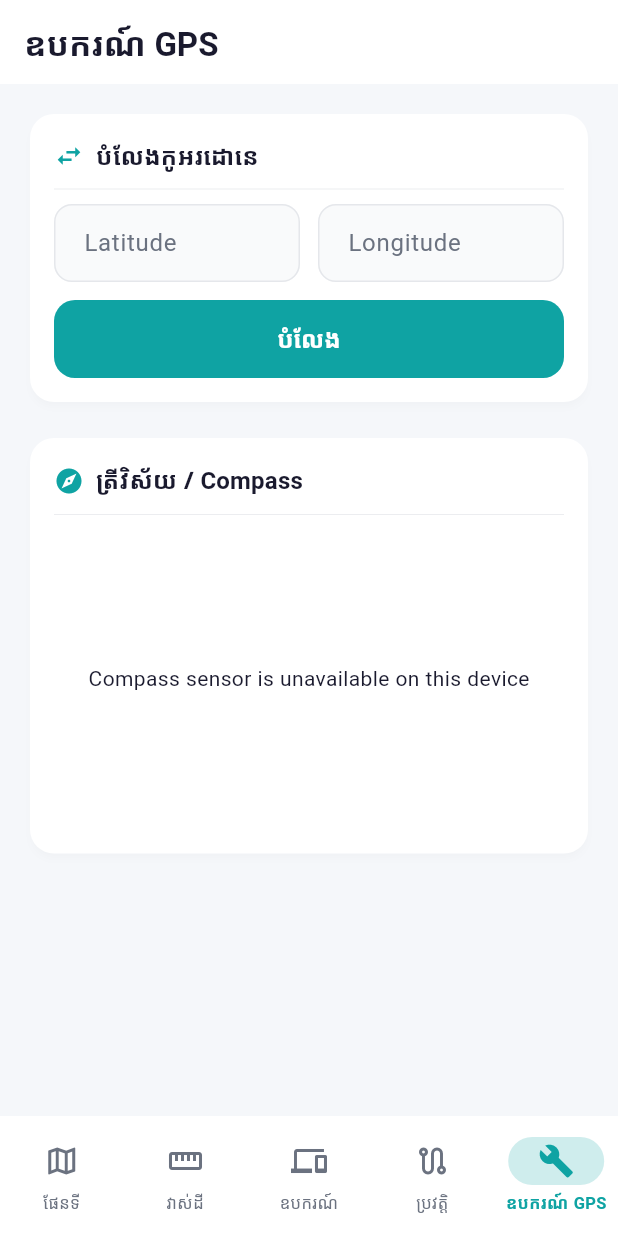
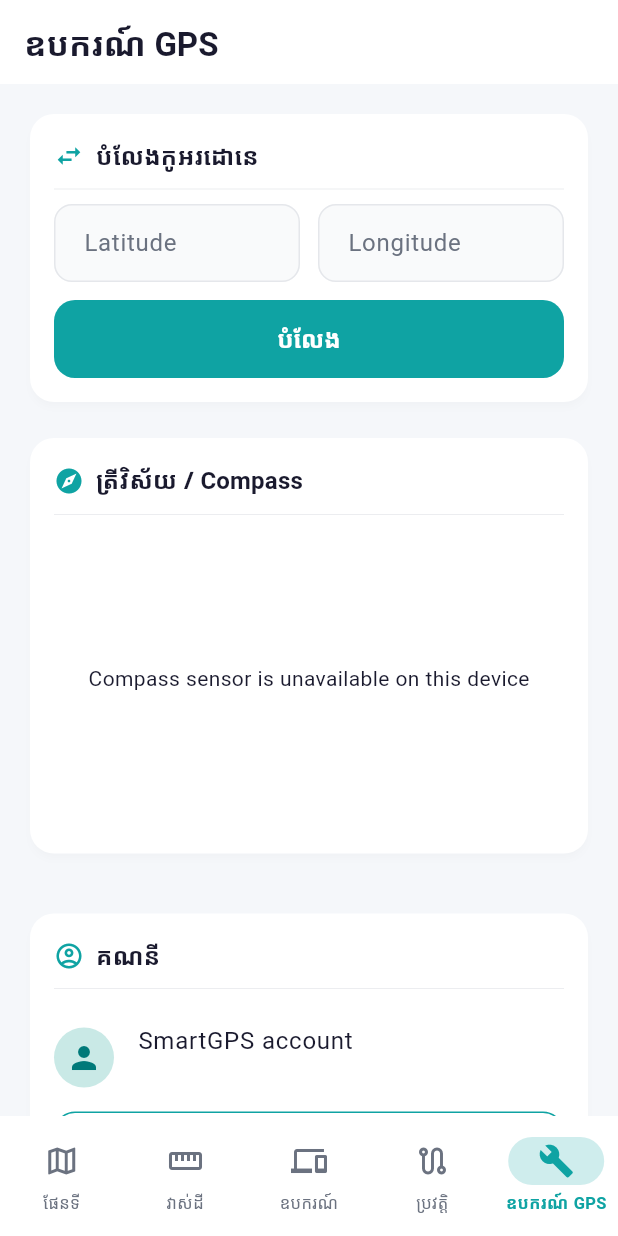
Before and after one commit to Team-work-Comnunity-Kh/Gpsbyteamworkkh, a Flutter app: the ToolsScreen screen opened by its route, on a phone screen of 412 x 824 dp. Run offline on Flutter 3.47's test engine with Material 3 defaults, Android fonts, the phone set to English and light mode, and no system bars; our stand-ins replace dio, flutter_compass, flutter_map, flutter_riverpod, geolocator, go_router and 4 more; accounts and stored records are empty; Roboto replaces fonts that are missing (Noto Sans Khmer).

Commit message:
Add account logout to GPS tools

```diff
--- a/mobile/lib/features/tools/tools_screen.dart
+++ b/mobile/lib/features/tools/tools_screen.dart
@@ -3,8 +3,6 @@ import 'package:flutter/foundation.dart';
 import 'package:flutter_riverpod/flutter_riverpod.dart';
 import '../../core/constants/app_colors.dart';
 import '../../core/utils/coordinate_converter.dart';
-import '../../core/utils/area_calculator.dart';
-import 'package:latlong2/latlong.dart';
 import 'package:flutter_compass/flutter_compass.dart';
 import '../../shared/providers/auth_provider.dart';
 
@@ -88,9 +86,61 @@ class _ToolsScreenState extends ConsumerState<ToolsScreen> {
                 OutlinedButton.icon(onPressed: _configureServer, icon: const Icon(Icons.edit), label: const Text('Change server')),
               ]),
             ),
+          const SizedBox(height: 16),
+          _SectionCard(
+            title: 'គណនី',
+            icon: Icons.account_circle_outlined,
+            child: Column(
+              crossAxisAlignment: CrossAxisAlignment.stretch,
+              children: [
+                Builder(builder: (context) {
+                  final user = ref.watch(authStateProvider).asData?.value;
+                  return ListTile(
+                    contentPadding: EdgeInsets.zero,
+                    leading: const CircleAvatar(child: Icon(Icons.person)),
+                    title: Text(user?.displayName.isNotEmpty == true
+                        ? user!.displayName
+                        : 'SmartGPS account'),
+                    subtitle: Text(user?.email ?? user?.phone ?? ''),
+                  );
+                }),
+                OutlinedButton.icon(
+                  onPressed: _logout,
+                  icon: const Icon(Icons.logout),
+                  label: const Text('ចាកចេញពីគណនី'),
+                  style: OutlinedButton.styleFrom(
+                    foregroundColor: Colors.red.shade700,
+                  ),
+                ),
+              ],
+            ),
+          ),
         ],
       ),
     );
+  }
+
+  Future<void> _logout() async {
+    final confirmed = await showDialog<bool>(
+      context: context,
+      builder: (context) => AlertDialog(
+        title: const Text('ចាកចេញពីគណនី?'),
+        content: const Text('អ្នកអាចចូលគណនីវិញបានគ្រប់ពេល។'),
+        actions: [
+          TextButton(
+            onPressed: () => Navigator.pop(context, false),
+            child: const Text('បោះបង់'),
+          ),
+          FilledButton.icon(
+            onPressed: () => Navigator.pop(context, true),
+            icon: const Icon(Icons.logout),
+            label: const Text('ចាកចេញ'),
+          ),
+        ],
+      ),
+    );
+    if (confirmed != true || !mounted) return;
+    await ref.read(authStateProvider.notifier).logout();
   }
 
   void _convertCoordinates() {
--- a/mobile/pubspec.yaml
+++ b/mobile/pubspec.yaml
@@ -1,7 +1,7 @@
 name: smartgps
 description: SmartGPS user app for GPS tracking and land measurement.
 publish_to: none
-version: 1.0.1+2
+version: 1.0.2+3
 
 environment:
   sdk: '>=3.3.0 <4.0.0'
```
